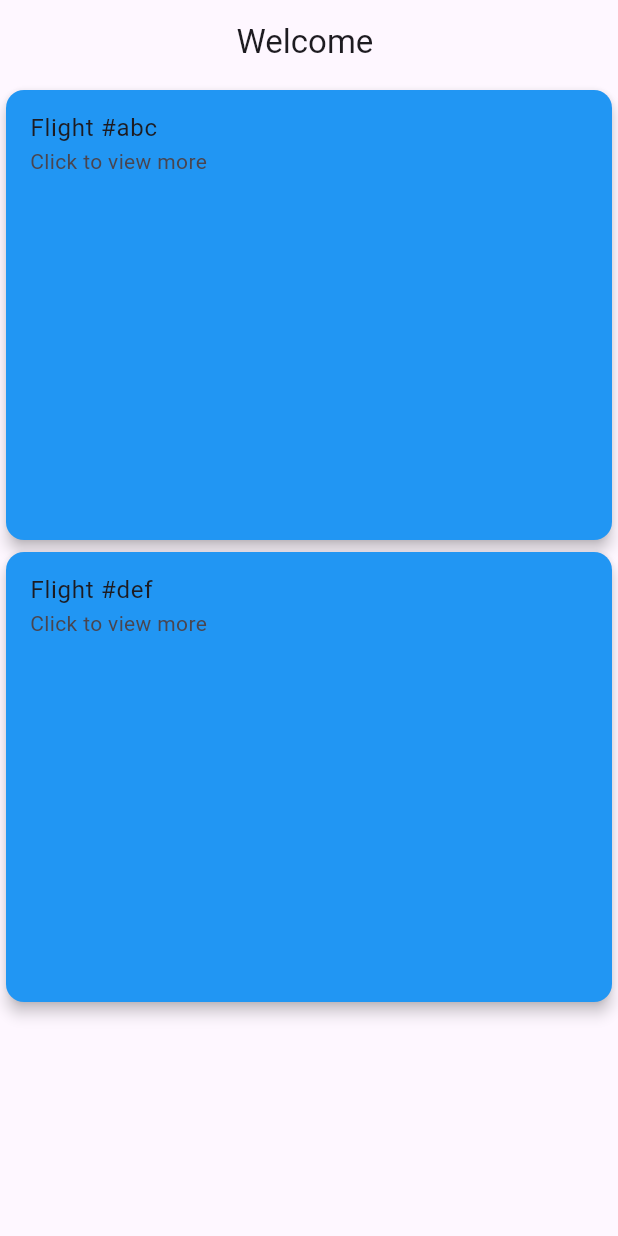
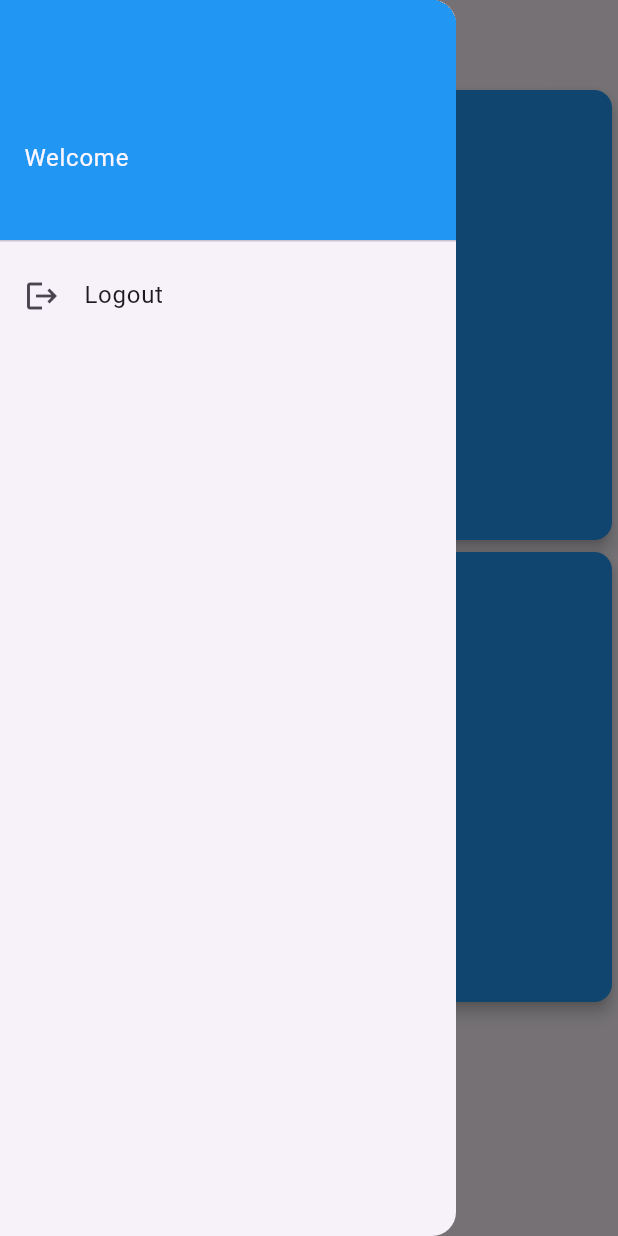
Before and after one commit to GopiShankarR/flutter_projects, a Flutter app: the HomeScreen screen opened directly with empty values, with the side drawer open (before the commit the screen has no drawer), on a phone screen of 412 x 824 dp. Run offline on Flutter 3.47's test engine with Material 3 defaults, Android fonts, the phone set to English and light mode, and no system bars; our stand-ins replace sqflite, sqflite_common_ffi; accounts and stored records are empty.

```diff
--- a/lib/views/homescreen.dart
+++ b/lib/views/homescreen.dart
@@ -1,4 +1,5 @@
 import 'package:flutter/material.dart';
+import 'package:flutter_airplane_passenger_convenience/views/login_signup_page.dart';
 
 class HomeScreen extends StatefulWidget {
   final bool isLoggedIn;
@@ -10,12 +11,37 @@ class HomeScreen extends StatefulWidget {
 }
 
 class _HomeScreenState extends State<HomeScreen> {
+  int selectedIndex = 0;
+
   @override
   Widget build(BuildContext context) {
     return Scaffold(
       appBar: AppBar(
-        title: Text("Welcome ${widget.username}"),
+        title: const Text("Your Flights"),
         centerTitle: true,
+      ),
+       drawer: Drawer(
+        child: ListView(
+          padding: EdgeInsets.zero,
+          children: [
+            UserAccountsDrawerHeader(
+              accountName: Text("Welcome ${widget.username}"),
+              accountEmail: const Text(""),
+              decoration: BoxDecoration(color: Colors.blue),
+            ),
+            ListTile(
+              leading: const Icon(Icons.logout),
+              title: const Text("Logout"),
+              selected: selectedIndex == 1,
+              onTap: () {
+                // SessionManager.clearSession();
+                Navigator.of(context).pushReplacement(MaterialPageRoute(
+                  builder: (_) => const LoginSignUp(),
+                ));
+              },
+            ),
+          ],
+        ),
       ),
       body: ListView(
         children: <Widget>[
```
